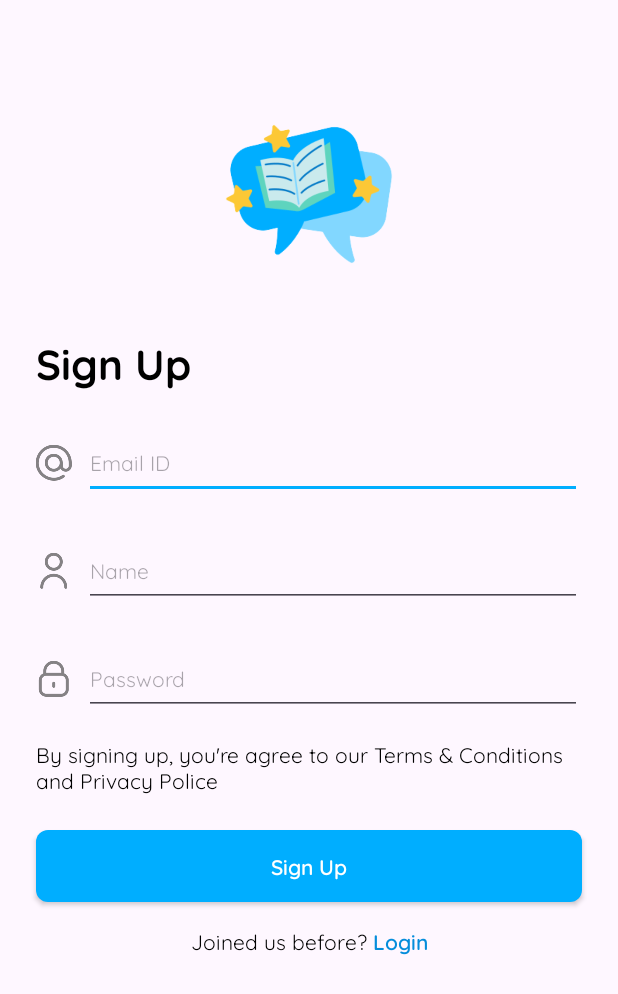
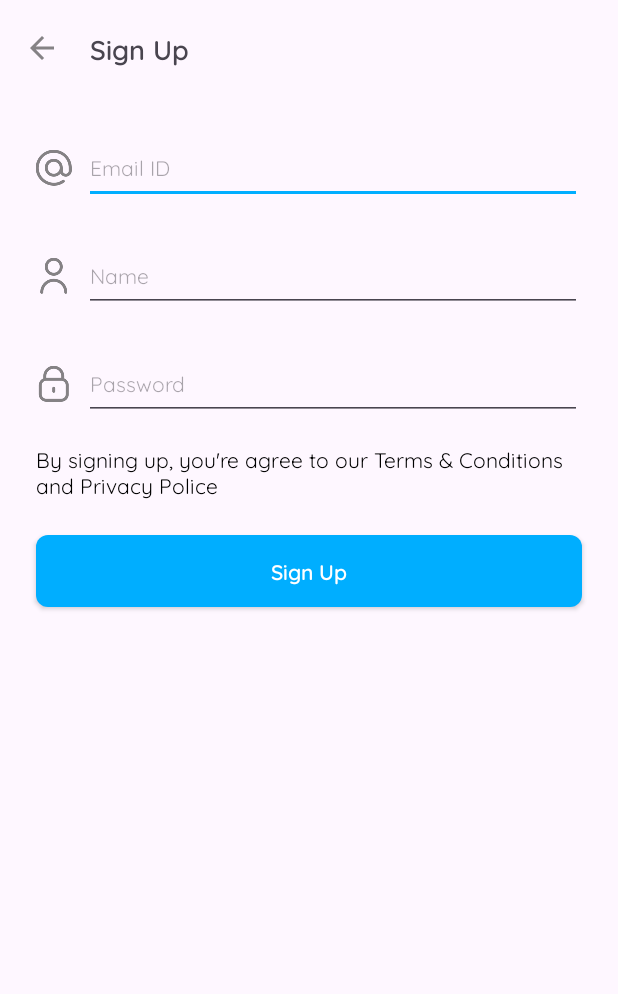
Before and after one commit to kurniawansaputra/SubmissionDicodingStory, an Android app: the screen it shows after launch (RegisterActivity), after a tap on "Register", on a phone screen of 412 x 824 dp. Shown: the top 994 px of the screen. Run offline under Robolectric (Android 15) with nearby library versions, the phone set to English and light mode, and no system bars.

Commit message:
Updating register activity, etc

```diff
--- a/app/src/main/java/com/example/dicodingstory/ui/activity/LoginActivity.kt
+++ b/app/src/main/java/com/example/dicodingstory/ui/activity/LoginActivity.kt
@@ -1,11 +1,20 @@
 package com.example.dicodingstory.ui.activity
 
 import android.content.Intent
+import android.os.Bundle
+import android.widget.Toast
 import androidx.appcompat.app.AppCompatActivity
-import android.os.Bundle
+import androidx.lifecycle.ViewModelProvider
 import com.example.dicodingstory.databinding.ActivityLoginBinding
+import com.example.dicodingstory.util.hideLoading
+import com.example.dicodingstory.util.showLoading
+import com.example.dicodingstory.viewmodel.LoginViewModel
 
 class LoginActivity : AppCompatActivity() {
+    private lateinit var email: String
+    private lateinit var password: String
+    private lateinit var loginViewModel: LoginViewModel
+
     private lateinit var binding: ActivityLoginBinding
 
     override fun onCreate(savedInstanceState: Bundle?) {
@@ -18,19 +27,49 @@ class LoginActivity : AppCompatActivity() {
     }
 
     private fun init() {
+        loginViewModel = ViewModelProvider(this)[LoginViewModel::class.java]
+        loginViewModel.isLoading.observe(this) {
+            setLoading(it)
+        }
+        loginViewModel.onFailure.observe(this) {
+            Toast.makeText(this, it, Toast.LENGTH_SHORT).show()
+        }
+
         setListener()
     }
 
     private fun setListener() {
         binding.apply {
             buttonLogin.setOnClickListener {
+                email = binding.etEmail.text.toString().trim()
+                password = binding.etPassword.text.toString().trim()
 
+                if (email.isEmpty() || password.isEmpty()) {
+                    Toast.makeText(this@LoginActivity, "Column should not be empty", Toast.LENGTH_SHORT).show()
+                } else {
+                    loginViewModel.login(email, password)
+                    loginViewModel.login.observe(this@LoginActivity) {
+                        val error = it.error
+                        val message = it.message
+
+                        if (error == false) {
+                            Toast.makeText(this@LoginActivity, message, Toast.LENGTH_SHORT).show()
+                        }
+                    }
+                }
             }
             labelRegister.setOnClickListener {
                 val  intent = Intent(this@LoginActivity, RegisterActivity::class.java)
                 startActivity(intent)
-                finish()
             }
         }
     }
+
+    private fun setLoading(isLoading: Boolean) {
+        if (isLoading) {
+            showLoading(this)
+        } else {
+            hideLoading()
+        }
+    }
 }
--- a/app/src/main/java/com/example/dicodingstory/ui/activity/RegisterActivity.kt
+++ b/app/src/main/java/com/example/dicodingstory/ui/activity/RegisterActivity.kt
@@ -1,9 +1,8 @@
 package com.example.dicodingstory.ui.activity
 
-import android.content.Intent
-import androidx.appcompat.app.AppCompatActivity
 import android.os.Bundle
 import android.widget.Toast
+import androidx.appcompat.app.AppCompatActivity
 import androidx.lifecycle.ViewModelProvider
 import com.example.dicodingstory.databinding.ActivityRegisterBinding
 import com.example.dicodingstory.util.hideLoading
@@ -36,7 +35,16 @@ class RegisterActivity : AppCompatActivity() {
             Toast.makeText(this, it, Toast.LENGTH_SHORT).show()
         }
 
+        setToolbar()
         setListener()
+    }
+
+    private fun setToolbar() {
+        binding.apply {
+            toolbar.setNavigationOnClickListener {
+                onBackPressedDispatcher.onBackPressed()
+            }
+        }
     }
 
     private fun setListener() {
@@ -51,12 +59,6 @@ class RegisterActivity : AppCompatActivity() {
                 } else {
                     register()
                 }
-            }
-
-            labelLogin.setOnClickListener {
-                val  intent = Intent(this@RegisterActivity, LoginActivity::class.java)
-                startActivity(intent)
-                finish()
             }
         }
     }
--- a/app/src/main/java/com/example/dicodingstory/viewmodel/LoginViewModel.kt
+++ b/app/src/main/java/com/example/dicodingstory/viewmodel/LoginViewModel.kt
@@ -1,4 +1,48 @@
 package com.example.dicodingstory.viewmodel
 
-class LoginViewModel {
+import android.util.Log
+import androidx.lifecycle.LiveData
+import androidx.lifecycle.MutableLiveData
+import androidx.lifecycle.ViewModel
+import com.example.dicodingstory.model.UserResponse
+import com.example.dicodingstory.network.ApiConfig
+import retrofit2.Call
+import retrofit2.Callback
+import retrofit2.Response
+
+class LoginViewModel : ViewModel() {
+    private val _login = MutableLiveData<UserResponse>()
+    val login: LiveData<UserResponse> = _login
+
+    private val _isLoading = MutableLiveData<Boolean>()
+    val isLoading: LiveData<Boolean> = _isLoading
+
+    private val _onFailure = MutableLiveData<String>()
+    val onFailure: LiveData<String> = _onFailure
+
+    fun login(email: String, password: String) {
+        _isLoading.value = true
+        val client = ApiConfig.getApiService().login(email, password)
+        client.enqueue(object : Callback<UserResponse> {
+            override fun onResponse(call: Call<UserResponse>, response: Response<UserResponse>) {
+                _isLoading.value = false
+                if (response.isSuccessful) {
+                    _login.value = response.body() as UserResponse
+                } else {
+                    _onFailure.value = response.message()
+                    Log.e(TAG, "onFailure: ${response.message()}")
+                }
+            }
+
+            override fun onFailure(call: Call<UserResponse>, t: Throwable) {
+                _isLoading.value = false
+                _onFailure.value = t.message
+                Log.e(TAG, "onFailure: ${t.message.toString()}")
+            }
+        })
+    }
+
+    companion object {
+        private const val TAG = "LoginViewModel"
+    }
 }
--- /dev/null
+++ b/app/src/main/res/drawable-anydpi/ic_back.xml
@@ -0,0 +1,12 @@
+<vector xmlns:android="http://schemas.android.com/apk/res/android"
+    android:width="24dp"
+    android:height="24dp"
+    android:viewportWidth="24"
+    android:viewportHeight="24"
+    android:tint="#333333"
+    android:alpha="0.6"
+    android:autoMirrored="true">
+  <path
+      android:fillColor="@android:color/white"
+      android:pathData="M20,11H7.83l5.59,-5.59L12,4l-8,8 8,8 1.41,-1.41L7.83,13H20v-2z"/>
+</vector>
--- a/app/src/main/res/layout/activity_register.xml
+++ b/app/src/main/res/layout/activity_register.xml
@@ -1,12 +1,39 @@
 <?xml version="1.0" encoding="utf-8"?>
-<androidx.core.widget.NestedScrollView xmlns:android="http://schemas.android.com/apk/res/android"
+<androidx.constraintlayout.widget.ConstraintLayout xmlns:android="http://schemas.android.com/apk/res/android"
     xmlns:app="http://schemas.android.com/apk/res-auto"
     xmlns:tools="http://schemas.android.com/tools"
     android:layout_width="match_parent"
     android:layout_height="match_parent"
-    android:fillViewport="true"
     android:contentDescription="@string/content_description"
     tools:context=".ui.activity.RegisterActivity">
+
+    <com.google.android.material.appbar.AppBarLayout
+        android:id="@+id/appBar"
+        android:layout_width="match_parent"
+        android:layout_height="?attr/actionBarSize"
+        app:elevation="0dp"
+        app:layout_constraintEnd_toEndOf="parent"
+        app:layout_constraintStart_toStartOf="parent"
+        app:layout_constraintTop_toTopOf="parent">
+
+        <androidx.appcompat.widget.Toolbar
+            android:id="@+id/toolbar"
+            android:layout_width="match_parent"
+            android:layout_height="match_parent"
+            app:title="@string/sign_up"
+            app:titleTextAppearance="@style/TitleTextAppearance"
+            app:navigationIcon="@drawable/ic_back"/>
+
+    </com.google.android.material.appbar.AppBarLayout>
+
+    <androidx.core.widget.NestedScrollView
+        android:layout_width="match_parent"
+        android:layout_height="0dp"
+        android:fillViewport="true"
+        app:layout_constraintBottom_toBottomOf="parent"
+        app:layout_constraintEnd_toEndOf="parent"
+        app:layout_constraintStart_toStartOf="parent"
+        app:layout_constraintTop_toBottomOf="@+id/appBar">
 
         <androidx.constraintlayout.widget.ConstraintLayout
             android:layout_width="match_parent"
@@ -14,53 +41,28 @@
             android:paddingVertical="24dp">
 
             <ImageView
-            android:id="@+id/ivLogo"
-            android:layout_width="120dp"
-            android:layout_height="120dp"
-            android:layout_marginTop="45dp"
-            android:contentDescription="@string/content_description"
-            android:src="@drawable/ic_logo"
-            app:layout_constraintEnd_toEndOf="parent"
-            app:layout_constraintStart_toStartOf="parent"
-            app:layout_constraintTop_toTopOf="parent"
-            tools:ignore="ImageContrastCheck" />
-
-        <TextView
-            android:id="@+id/labelSignUp"
-            android:layout_width="0dp"
-            android:layout_height="wrap_content"
-            android:layout_marginStart="24dp"
-            android:layout_marginTop="32dp"
-            android:layout_marginEnd="24dp"
-            android:text="@string/sign_up"
-            android:textAppearance="@style/TextView.CustomFontBold"
-            android:textSize="28sp"
-            app:layout_constraintEnd_toEndOf="parent"
-            app:layout_constraintStart_toStartOf="parent"
-            app:layout_constraintTop_toBottomOf="@+id/ivLogo" />
-
-        <ImageView
                 android:id="@+id/ivEmail"
                 android:layout_width="24dp"
                 android:layout_height="24dp"
+                android:layout_marginStart="24dp"
+                android:contentDescription="@string/content_description"
                 android:src="@drawable/ic_email"
-            android:contentDescription="@string/content_description"
                 app:layout_constraintBottom_toBottomOf="@+id/etEmail"
-            app:layout_constraintStart_toStartOf="@+id/labelSignUp"
+                app:layout_constraintStart_toStartOf="parent"
                 app:layout_constraintTop_toTopOf="@+id/etEmail" />
 
             <com.example.dicodingstory.customview.MyEmailEditText
                 android:id="@+id/etEmail"
                 android:layout_width="0dp"
                 android:layout_height="wrap_content"
+                android:layout_marginStart="8dp"
+                android:layout_marginEnd="24dp"
+                android:minHeight="48dp"
                 android:textAppearance="@style/TextView.CustomFontRegular"
-            android:layout_marginStart="8dp"
-            android:layout_marginTop="24dp"
-            android:minHeight="48dp"
                 android:textSize="14sp"
-            app:layout_constraintEnd_toEndOf="@+id/labelSignUp"
+                app:layout_constraintEnd_toEndOf="parent"
                 app:layout_constraintStart_toEndOf="@+id/ivEmail"
-            app:layout_constraintTop_toBottomOf="@+id/labelSignUp"
+                app:layout_constraintTop_toTopOf="parent"
                 tools:ignore="VisualLintTextFieldSize" />
 
             <ImageView
@@ -120,13 +122,13 @@
                 android:layout_height="wrap_content"
                 android:layout_marginTop="24dp"
                 android:text="@string/sign_up"
-            app:layout_constraintEnd_toEndOf="@+id/labelPrivacyPolice"
-            app:layout_constraintStart_toStartOf="@+id/labelPrivacyPolice"
-            app:layout_constraintTop_toBottomOf="@+id/labelPrivacyPolice"
+                app:layout_constraintEnd_toEndOf="@+id/labelOr"
+                app:layout_constraintStart_toStartOf="@+id/labelOr"
+                app:layout_constraintTop_toBottomOf="@+id/labelOr"
                 tools:ignore="VisualLintButtonSize,DuplicateSpeakableTextCheck,TextContrastCheck" />
 
             <TextView
-            android:id="@+id/labelPrivacyPolice"
+                android:id="@+id/labelOr"
                 android:layout_width="0dp"
                 android:layout_height="wrap_content"
                 android:layout_marginTop="16dp"
@@ -137,39 +139,8 @@
                 app:layout_constraintStart_toStartOf="@+id/ivPassword"
                 app:layout_constraintTop_toBottomOf="@+id/etPassword" />
 
-        <androidx.constraintlayout.widget.ConstraintLayout
-            android:layout_width="wrap_content"
-            android:layout_height="wrap_content"
-            android:layout_marginTop="16dp"
-            app:layout_constraintEnd_toEndOf="@+id/buttonRegister"
-            app:layout_constraintStart_toStartOf="@+id/buttonRegister"
-            app:layout_constraintTop_toBottomOf="@+id/buttonRegister">
-
-            <TextView
-                android:id="@+id/labelPastMember"
-                android:layout_width="wrap_content"
-                android:layout_height="wrap_content"
-                android:text="@string/joined_us_before"
-                android:textAppearance="@style/TextView.CustomFontRegular"
-                android:textSize="14sp"
-                app:layout_constraintStart_toStartOf="parent"
-                app:layout_constraintTop_toTopOf="parent" />
-
-            <TextView
-                android:id="@+id/labelLogin"
-                android:layout_width="wrap_content"
-                android:layout_height="wrap_content"
-                android:layout_marginStart="4dp"
-                android:text="@string/login"
-                android:textAppearance="@style/TextView.CustomFontSemiBold"
-                android:textColor="@color/colorPrimary700"
-                android:textSize="14sp"
-                app:layout_constraintBottom_toBottomOf="@+id/labelPastMember"
-                app:layout_constraintStart_toEndOf="@+id/labelPastMember"
-                app:layout_constraintTop_toTopOf="@+id/labelPastMember" />
-
-        </androidx.constraintlayout.widget.ConstraintLayout>
-
         </androidx.constraintlayout.widget.ConstraintLayout>
 
     </androidx.core.widget.NestedScrollView>
+
+</androidx.constraintlayout.widget.ConstraintLayout>
--- a/app/src/main/res/values/themes.xml
+++ b/app/src/main/res/values/themes.xml
@@ -32,8 +32,9 @@
         <item name="android:fontFamily">@font/quicksand_bold</item>
     </style>
 
-    <style name="TextView.Error">
-        <item name="android:fontFamily">@font/quicksand_bold</item>
+    <style name="TitleTextAppearance">
+        <item name="android:fontFamily">@font/quicksand_semi_bold</item>
+        <item name="android:textSize">18sp</item>
     </style>
 
     <style name="Button" />
```
Also changed, not shown: app/src/main/java/com/example/dicodingstory/model/UserResponse.kt (added, +27 -0 lines), app/src/main/java/com/example/dicodingstory/network/ApiService.kt (+8 -0 lines), app/src/main/res/drawable-hdpi/ic_back.png (added), app/src/main/res/drawable-mdpi/ic_back.png (added), app/src/main/res/drawable-xhdpi/ic_back.png (added), app/src/main/res/drawable-xxhdpi/ic_back.png (added). Lines whose indentation alone changed are shown as unchanged.
